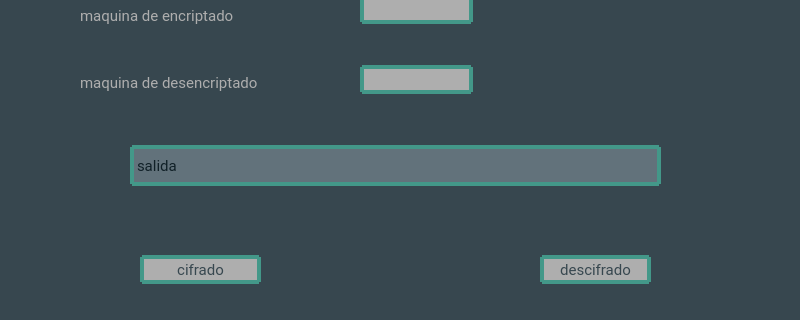
Old version of the form enigma.ui in the repository Fabio-Coronado/Enigma; both pictures show x 0 to 800 and y 175 to 495 of the 800 by 600 pixel window.
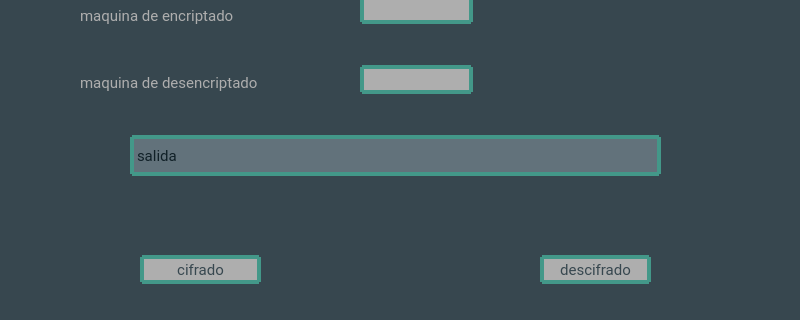
New version of the form.

What changed in the file:
```diff
--- a/enigma.ui
+++ b/enigma.ui
@@ -81,7 +81,7 @@
     <property name="geometry">
      <rect>
       <x>130</x>
-      <y>320</y>
+      <y>310</y>
       <width>531</width>
       <height>41</height>
      </rect>
```
